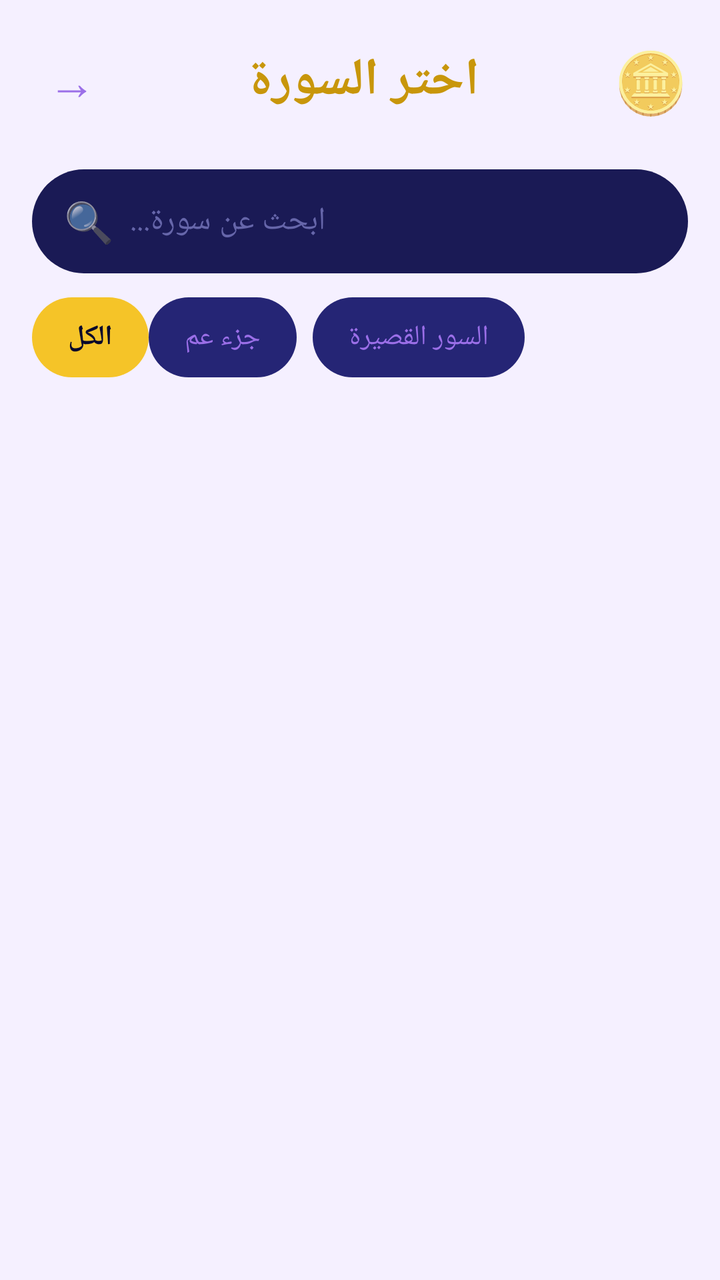
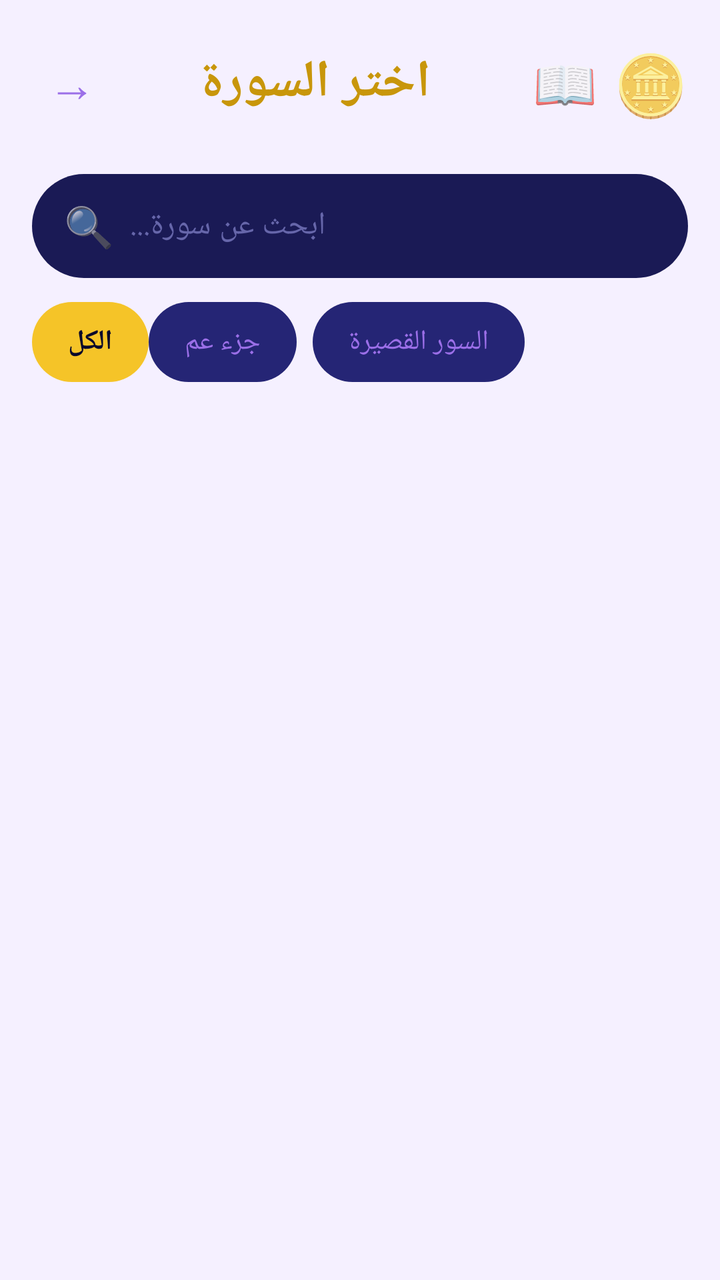

An Android layout rendered at two revisions. The XML below is the earlier revision; the diff shows what the commit changed to produce the second picture.
<!-- AndroidManifest.xml: application theme Theme.HifzApp -->
<!-- res/layout/activity_surah_list.xml -->
<androidx.constraintlayout.widget.ConstraintLayout xmlns:android="http://schemas.android.com/apk/res/android" xmlns:app="http://schemas.android.com/apk/res-auto" android:layout_width="match_parent" android:layout_height="match_parent" android:background="@color/bg_dark" android:layoutDirection="rtl">
    
    <LinearLayout android:id="@+id/llHeader" android:layout_width="0dp" android:layout_height="wrap_content" android:orientation="horizontal" android:gravity="center_vertical" android:padding="16dp" android:layoutDirection="rtl" app:layout_constraintTop_toTopOf="parent" app:layout_constraintStart_toStartOf="parent" app:layout_constraintEnd_toEndOf="parent">
        
        <TextView android:layout_width="wrap_content" android:layout_height="wrap_content" android:text="🪙" android:textSize="30sp"/>
        
        <TextView android:id="@+id/tvTitle" android:layout_width="0dp" android:layout_height="wrap_content" android:layout_weight="1" android:text="اختر السورة" android:textSize="26sp" android:textColor="@color/yellow_main" android:textStyle="bold" android:gravity="center"/>
        
        <TextView android:id="@+id/tvBack" android:layout_width="wrap_content" android:layout_height="wrap_content" android:text="→" android:textSize="24sp" android:textColor="@color/white" android:padding="8dp"/>
    </LinearLayout>
    
    <LinearLayout android:id="@+id/llSearch" android:layout_width="0dp" android:layout_height="52dp" android:orientation="horizontal" android:background="@drawable/bg_search_bar" android:gravity="center_vertical" android:paddingStart="20dp" android:paddingEnd="16dp" android:layoutDirection="rtl" android:layout_marginHorizontal="16dp" android:layout_marginTop="4dp" app:layout_constraintTop_toBottomOf="@id/llHeader" app:layout_constraintStart_toStartOf="parent" app:layout_constraintEnd_toEndOf="parent">
        <EditText android:id="@+id/etSearch" android:layout_width="0dp" android:layout_height="wrap_content" android:layout_weight="1" android:hint="ابحث عن سورة..." android:textColorHint="#6666AA" android:textColor="@color/white" android:textSize="16sp" android:background="@null" android:gravity="end" android:imeOptions="actionSearch" android:inputType="text" android:singleLine="true"/>
        <TextView android:layout_width="wrap_content" android:layout_height="wrap_content" android:text="🔍" android:textSize="20sp" android:layout_marginStart="8dp"/>
    </LinearLayout>
    
    <LinearLayout android:id="@+id/llFilters" android:layout_width="wrap_content" android:layout_height="wrap_content" android:orientation="horizontal" android:layoutDirection="rtl" android:layout_marginTop="12dp" app:layout_constraintTop_toBottomOf="@id/llSearch" app:layout_constraintEnd_toEndOf="parent" android:layout_marginEnd="16dp">
        <TextView android:id="@+id/tvFilterShort" android:layout_width="wrap_content" android:layout_height="40dp" android:text="السور القصيرة" android:textColor="@color/white" android:textSize="14sp" android:gravity="center" android:paddingHorizontal="18dp" android:background="@drawable/bg_filter_inactive" android:layout_marginStart="8dp"/>
        <TextView android:id="@+id/tvFilterJuz" android:layout_width="wrap_content" android:layout_height="40dp" android:text="جزء عم" android:textColor="@color/white" android:textSize="14sp" android:gravity="center" android:paddingHorizontal="18dp" android:background="@drawable/bg_filter_inactive" android:layout_marginStart="8dp"/>
        <TextView android:id="@+id/tvFilterAll" android:layout_width="wrap_content" android:layout_height="40dp" android:text="الكل" android:textColor="#09092B" android:textSize="14sp" android:textStyle="bold" android:gravity="center" android:paddingHorizontal="18dp" android:background="@drawable/bg_filter_active"/>
    </LinearLayout>
    
    <androidx.recyclerview.widget.RecyclerView android:id="@+id/rvSurahs" android:layout_width="0dp" android:layout_height="0dp" android:layout_marginTop="12dp" android:layout_marginHorizontal="12dp" android:clipToPadding="false" android:paddingBottom="16dp" app:layout_constraintTop_toBottomOf="@id/llFilters" app:layout_constraintBottom_toBottomOf="parent" app:layout_constraintStart_toStartOf="parent" app:layout_constraintEnd_toEndOf="parent"/>
</androidx.constraintlayout.widget.ConstraintLayout>
<!-- resources referenced by this layout -->
<resources>
  <color name="bg_dark">#F5F0FF</color>
  <color name="white">#9B6FE8</color>
  <color name="yellow_main">#C8960A</color>
  <!-- drawable bg_filter_active (drawable) -->
  <shape xmlns:android="http://schemas.android.com/apk/res/android">
      <solid android:color="#F5C428"/>
      <corners android:radius="24dp"/>
  </shape>
  <!-- drawable bg_filter_inactive (drawable) -->
  <shape xmlns:android="http://schemas.android.com/apk/res/android">
      <solid android:color="#252575"/>
      <corners android:radius="24dp"/>
  </shape>
  <!-- drawable bg_search_bar (drawable) -->
  <shape xmlns:android="http://schemas.android.com/apk/res/android">
      <solid android:color="#1A1A55"/>
      <corners android:radius="28dp"/>
  </shape>
  <style name="Theme.HifzApp" parent="Theme.MaterialComponents.NoActionBar">
          <item name="colorPrimary">@color/yellow_main</item>
          <item name="colorPrimaryDark">@color/bg_dark</item>
          <item name="colorAccent">@color/purple_main</item>
          <item name="android:windowBackground">@color/bg_dark</item>
          <item name="android:statusBarColor">@color/bg_dark</item>
          <item name="android:navigationBarColor">@color/nav_bar_bg</item>
          <item name="android:layoutDirection">rtl</item>
          <item name="android:supportsRtl">true</item>
      </style>
  <color name="purple_main">#9B6FE8</color>
  <color name="nav_bar_bg">#EDE5FF</color>
</resources>

<!-- the commit's change to res/layout/activity_surah_list.xml (unified diff, before → after) -->
@@ -4,6 +4,13 @@
         
         <TextView android:layout_width="wrap_content" android:layout_height="wrap_content" android:text="🪙" android:textSize="30sp"/>
         
+        <TextView
+            android:id="@+id/tvViewPage"
+            android:layout_width="wrap_content"
+            android:layout_height="wrap_content"
+            android:text="📖"
+            android:textSize="26sp"
+            android:padding="8dp"/>
         <TextView android:id="@+id/tvTitle" android:layout_width="0dp" android:layout_height="wrap_content" android:layout_weight="1" android:text="اختر السورة" android:textSize="26sp" android:textColor="@color/yellow_main" android:textStyle="bold" android:gravity="center"/>
         
         <TextView android:id="@+id/tvBack" android:layout_width="wrap_content" android:layout_height="wrap_content" android:text="→" android:textSize="24sp" android:textColor="@color/white" android:padding="8dp"/>
